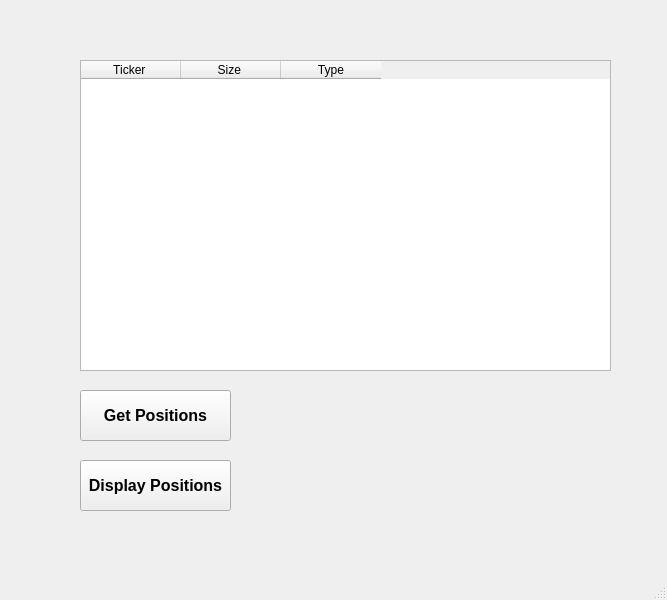
Elessar1996/IBController, file MainWindow.ui: the form before one commit.
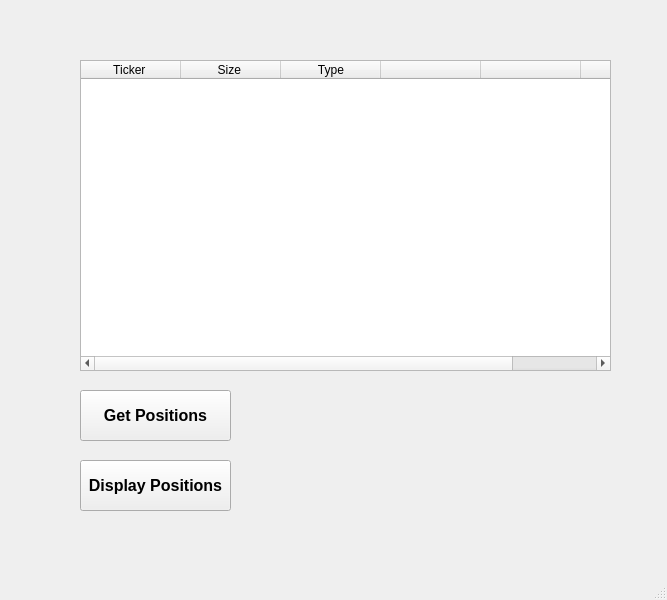
The form after the commit.

Patch:
```diff
--- a/MainWindow.ui
+++ b/MainWindow.ui
@@ -38,6 +38,21 @@
       <string>Type</string>
      </property>
     </column>
+    <column>
+     <property name="text">
+      <string/>
+     </property>
+    </column>
+    <column>
+     <property name="text">
+      <string/>
+     </property>
+    </column>
+    <column>
+     <property name="text">
+      <string/>
+     </property>
+    </column>
    </widget>
    <widget class="QPushButton" name="display_positions_btn">
     <property name="geometry">
```
